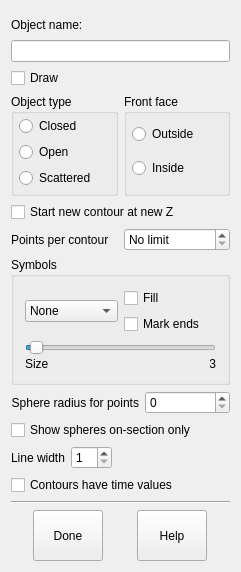
First picture: the form in imod/form_object_edit.ui, repository LabShare-Archive/IMOD, before the edit.
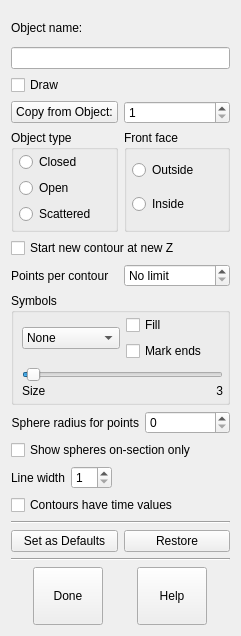
Second picture: the form after the edit.

Commit message: Add ability to copy object properties, set and restore default properties

```diff
--- a/imod/form_object_edit.ui
+++ b/imod/form_object_edit.ui
@@ -7,7 +7,7 @@
     <x>0</x>
     <y>0</y>
     <width>241</width>
-    <height>572</height>
+    <height>636</height>
    </rect>
   </property>
   <property name="focusPolicy">
@@ -66,6 +66,33 @@
      </property>
     </widget>
    </item>
+   <item>
+    <layout class="QHBoxLayout" name="horizontalLayout_2">
+     <item>
+      <widget class="QPushButton" name="copyObjButton">
+       <property name="focusPolicy">
+        <enum>Qt::NoFocus</enum>
+       </property>
+       <property name="toolTip">
+        <string>Copy properties below from selected object</string>
+       </property>
+       <property name="text">
+        <string>Copy from Object:</string>
+       </property>
+      </widget>
+     </item>
+     <item>
+      <widget class="QSpinBox" name="copyObjSpinBox">
+       <property name="focusPolicy">
+        <enum>Qt::ClickFocus</enum>
+       </property>
+       <property name="minimum">
+        <number>1</number>
+       </property>
+      </widget>
+     </item>
+    </layout>
+   </item>
    <item>
     <layout class="QHBoxLayout" name="horizontalLayout">
      <item>
@@ -229,6 +256,18 @@
       <string>Symbols</string>
      </property>
      <layout class="QVBoxLayout" name="verticalLayout_3">
+      <property name="leftMargin">
+       <number>8</number>
+      </property>
+      <property name="topMargin">
+       <number>2</number>
+      </property>
+      <property name="rightMargin">
+       <number>4</number>
+      </property>
+      <property name="bottomMargin">
+       <number>4</number>
+      </property>
       <item>
        <layout class="QHBoxLayout">
         <property name="spacing">
@@ -502,6 +541,46 @@
      </property>
     </widget>
    </item>
+   <item>
+    <widget class="Line" name="Line1_2">
+     <property name="frameShape">
+      <enum>QFrame::HLine</enum>
+     </property>
+     <property name="frameShadow">
+      <enum>QFrame::Sunken</enum>
+     </property>
+    </widget>
+   </item>
+   <item>
+    <layout class="QHBoxLayout" name="horizontalLayout_3">
+     <item>
+      <widget class="QPushButton" name="setDefaultsButton">
+       <property name="focusPolicy">
+        <enum>Qt::NoFocus</enum>
+       </property>
+       <property name="toolTip">
+        <string>Set these properties as defaults for new objects</string>
+       </property>
+       <property name="text">
+        <string>Set as Defaults</string>
+       </property>
+      </widget>
+     </item>
+     <item>
+      <widget class="QPushButton" name="restoreDefaultsButton">
+       <property name="focusPolicy">
+        <enum>Qt::NoFocus</enum>
+       </property>
+       <property name="toolTip">
+        <string>Restore defaults for new objects to simple closed contour object</string>
+       </property>
+       <property name="text">
+        <string>Restore</string>
+       </property>
+      </widget>
+     </item>
+    </layout>
+   </item>
    <item>
     <widget class="Line" name="Line1">
      <property name="frameShape">
```
The commit also changes 3 other files.
